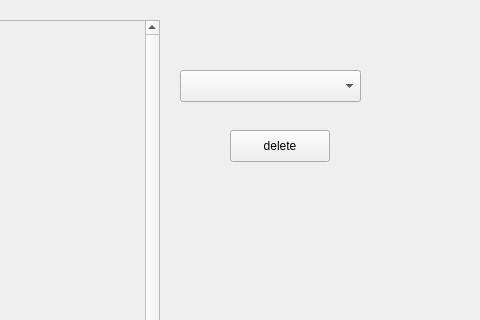
The window that client/decan-pyqt/views/resources/ui_files/main_view.ui (sebastiannoenning/decan) describes before a commit, drawn with Qt 5; both pictures show x 320 to 800 and y 0 to 320 of the 800 by 480 pixel window.
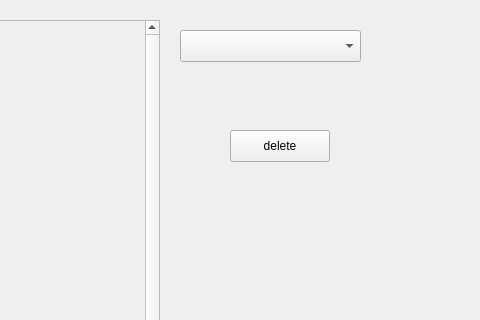
The same window after the commit. The open tabs and pages were chosen to show the change. Custom widgets are drawn as their Qt base class.

Commit message: added combobox/custom & ui representation v4

What changed in the file:
```diff
--- a/client/decan-pyqt/views/resources/ui_files/main_view.ui
+++ b/client/decan-pyqt/views/resources/ui_files/main_view.ui
@@ -453,11 +453,14 @@
        <property name="geometry">
         <rect>
          <x>370</x>
-         <y>60</y>
+         <y>20</y>
          <width>181</width>
          <height>32</height>
         </rect>
        </property>
+       <property name="placeholderText">
+        <string>Select User</string>
+       </property>
       </widget>
      </widget>
      <widget class="QWidget" name="page_addevent">
```
The commit also changes 1 other file.
